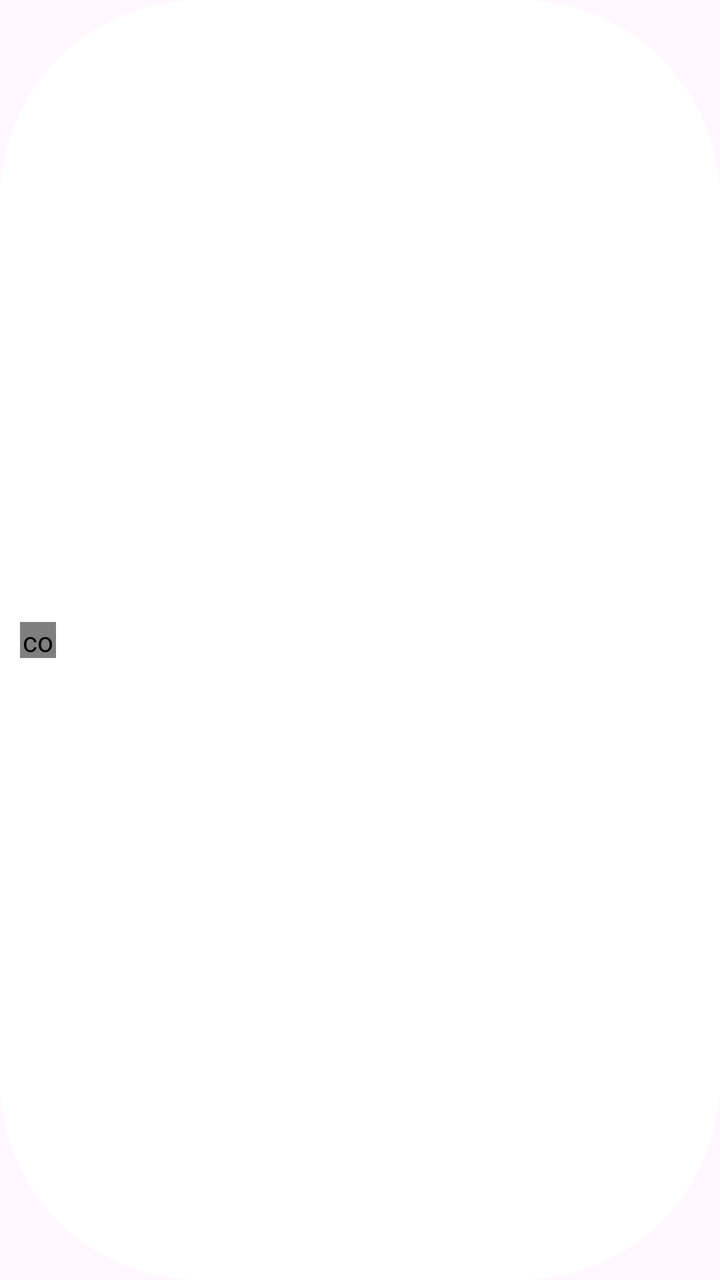
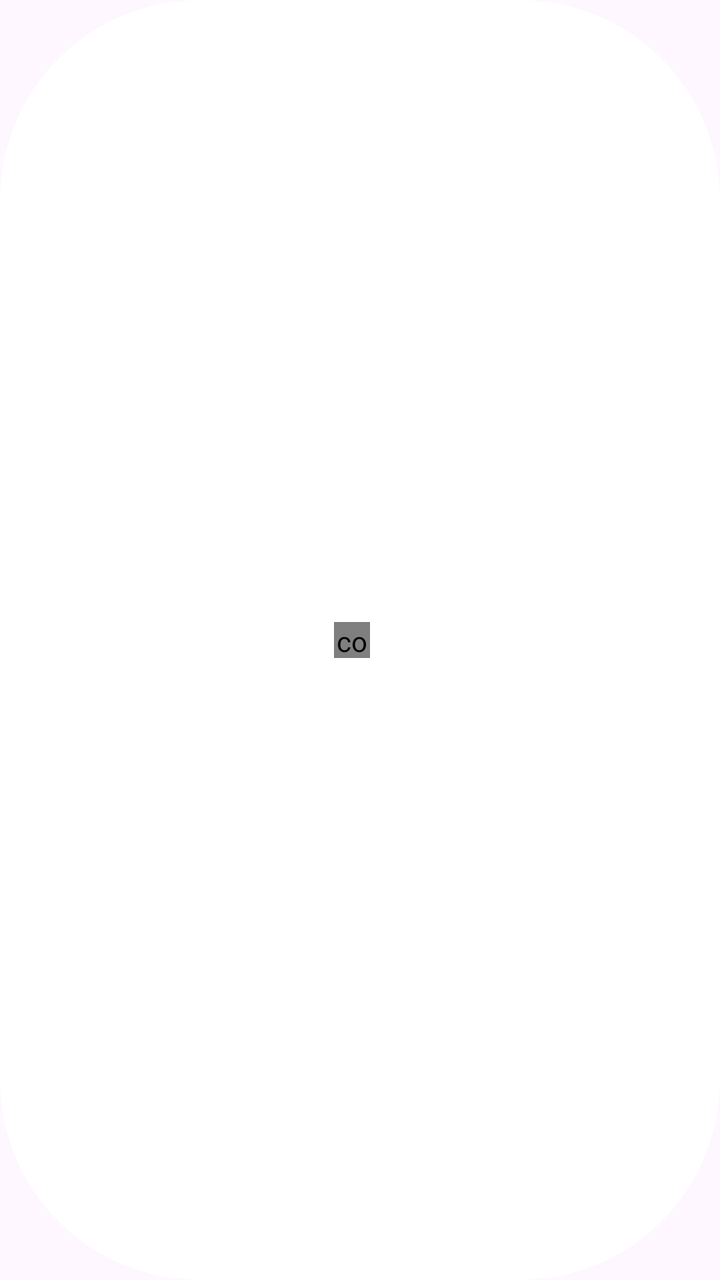

The first picture is an Android layout as it rendered before a commit; the second is the same layout after the commit. The layout source and the unified diff follow.
<!-- AndroidManifest.xml: another module's application theme Theme.Companion -->
<!-- res/layout/tt_item_live_fact.xml -->
<?xml version="1.0" encoding="utf-8"?>
<LinearLayout xmlns:android="http://schemas.android.com/apk/res/android"
    xmlns:app="http://schemas.android.com/apk/res-auto"
    android:layout_width="wrap_content"
    android:layout_height="wrap_content"
    android:background="@drawable/tt_pill_bg"
    android:gravity="center_vertical"
    android:minHeight="32dp"
    android:orientation="horizontal"
    android:paddingStart="10dp"
    android:paddingEnd="12dp"
    android:paddingVertical="6dp">

    <com.airbnb.lottie.LottieAnimationView
        android:id="@+id/live"
        android:layout_width="18dp"
        android:layout_height="18dp"
        android:layout_marginEnd="6dp"
        android:importantForAccessibility="no"
        android:scaleType="fitCenter"
        app:lottie_autoPlay="true"
        app:lottie_loop="true"
        app:lottie_rawRes="@raw/tt_anim_live" />

    <TextView
        android:id="@+id/text"
        android:layout_width="wrap_content"
        android:layout_height="wrap_content"
        android:includeFontPadding="false"
        android:maxLines="1"
        android:textAppearance="?attr/textAppearanceLabelLarge"
        android:textStyle="bold" />
</LinearLayout>
<!-- resources referenced by this layout -->
<resources>
  <!-- drawable tt_pill_bg (drawable) -->
  <?xml version="1.0" encoding="utf-8"?>
  <shape xmlns:android="http://schemas.android.com/apk/res/android" android:shape="rectangle">
      <solid android:color="@android:color/white" />
      <corners android:radius="100dp" />
  </shape>
  <style name="Theme.Companion" parent="Theme.Material3.DayNight.NoActionBar">
          <item name="colorPrimary">@color/osm_active</item>
          <item name="colorOnPrimary">@color/osm_on_active</item>
          <item name="colorPrimaryContainer">@color/osm_active_tint</item>
          <item name="colorOnPrimaryContainer">@color/osm_active</item>
          <item name="colorPrimaryInverse">@color/osm_active_pressed</item>
          <item name="colorSecondary">@color/osm_active</item>
          <item name="colorOnSecondary">@color/osm_on_active</item>
          <item name="colorSecondaryContainer">@color/osm_active_tint</item>
          <item name="colorOnSecondaryContainer">@color/osm_active</item>
          <item name="colorTertiary">@color/osm_active</item>
          <item name="colorOnTertiary">@color/osm_on_active</item>
          <item name="colorTertiaryContainer">@color/osm_active_tint</item>
          <item name="colorOnTertiaryContainer">@color/osm_active</item>
      </style>
  <color name="osm_active">@color/brand</color>
  <color name="osm_on_active">#FFFFFF</color>
  <color name="osm_active_tint">#1A1E88E5</color>
  <color name="osm_active_pressed">#1976D2</color>
  <color name="brand">#1E88E5</color>
</resources>

<!-- the commit's change to res/layout/tt_item_live_fact.xml (unified diff, before → after) -->
@@ -4,7 +4,7 @@
     android:layout_width="wrap_content"
     android:layout_height="wrap_content"
     android:background="@drawable/tt_pill_bg"
-    android:gravity="center_vertical"
+    android:gravity="center"
     android:minHeight="32dp"
     android:orientation="horizontal"
     android:paddingStart="10dp"
